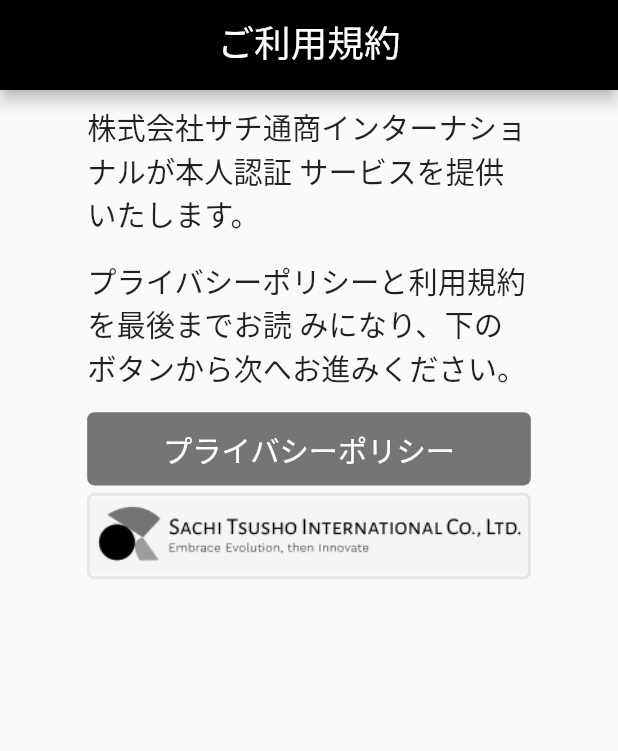
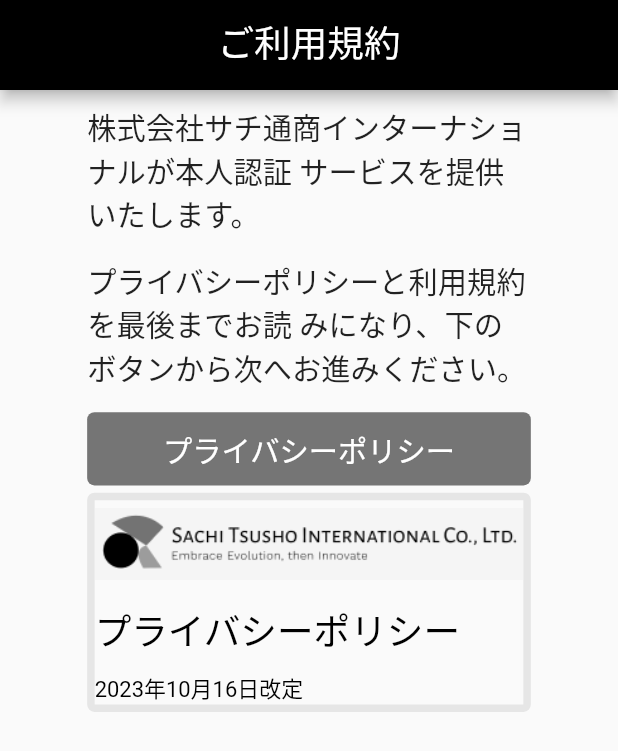
Before and after one commit to hello-world-was-taken/upwork-hassan, a Flutter app: the screen it shows after launch, on a phone screen of 412 x 824 dp. Shown: the top 751 px of the screen. Run offline on Flutter 3.47's test engine with Material 2 defaults, Android fonts, the phone set to English and light mode, and no system bars; our stand-ins replace flutter_screenutil.

Commit message:
page_added

```diff
--- a/lib/features/pages/presentation/terms_and_conditions.dart
+++ b/lib/features/pages/presentation/terms_and_conditions.dart
@@ -74,15 +74,43 @@
                       borderRadius: BorderRadius.circular(5.r),
                               border: Border.all(
           color: Color(0XFFe6e6e6),
-          width: 2.0,
+          width: 5.0,
         ),
                     ),
                     child: Column(
+                      crossAxisAlignment: CrossAxisAlignment.start,
                       children: [
                         Image.asset(
                           "assets/images/logo_and_name.png",
+                          width: 300.w,
+                          height: 60.h,
+                        ),
 
-                          height: 55.h,
+
+
+                        Container(
+                          margin: EdgeInsets.symmetric(vertical: 10.h),
+                          child: Text(
+                                    "プライバシーポリシー",
+                                    style: TextStyle(
+                                      color: Colors.black,
+                                      fontSize: 25.h
+                                    ),
+
+                                  ),
+                        ),
+
+                        Container(
+
+
+                          child: Text(
+                                    "2023年10月16日改定",
+                                    style: TextStyle(
+                                      color: Colors.black,
+                                      fontSize: 15.h
+                                    ),
+
+                                  ),
                         )
                       ],
                     ),
```
